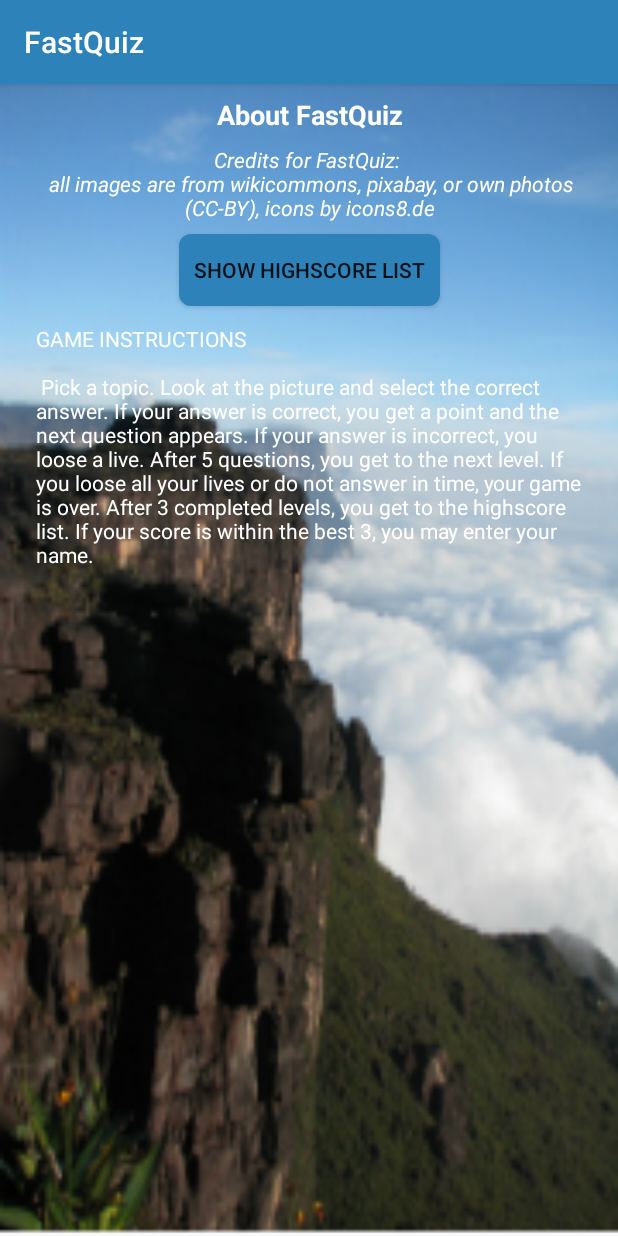
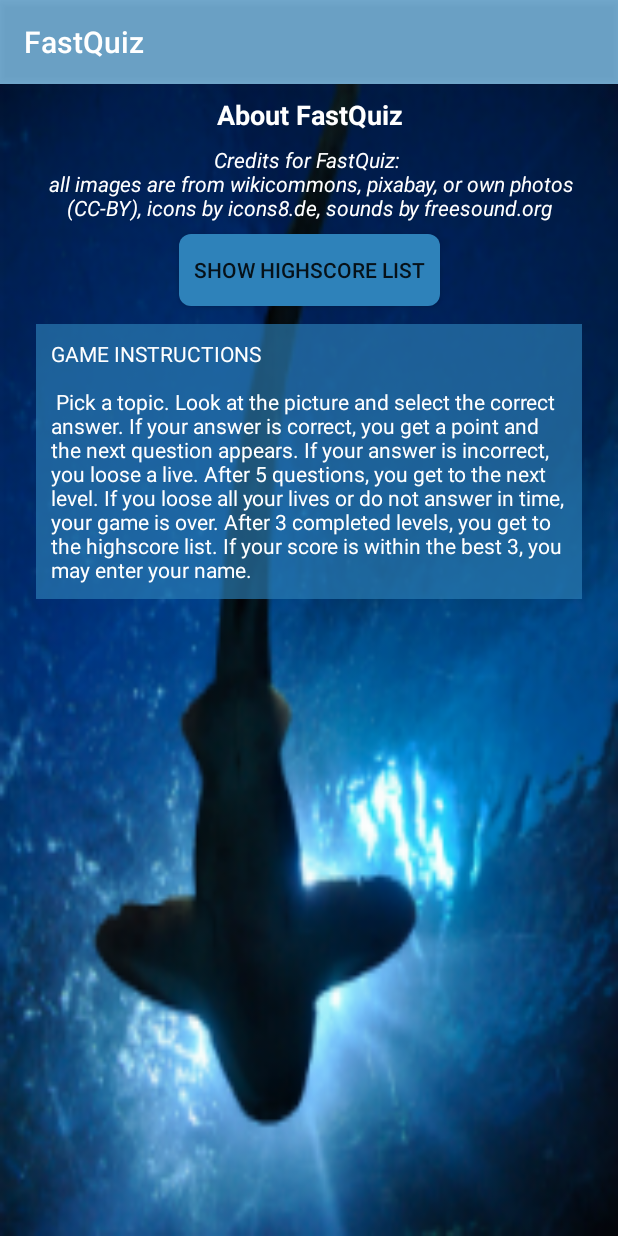
Before and after one commit to kathrin77/QuickPic, an Android app: the screen it shows after launch (AboutActivity), on a phone screen of 412 x 824 dp. Run offline under Robolectric (Android 15) with nearby library versions, the phone set to English and light mode, and no system bars.

Commit message:
About angepasst (Hintergrundbild, credits)

```diff
--- a/app/src/main/res/layout/activity_about.xml
+++ b/app/src/main/res/layout/activity_about.xml
@@ -19,10 +19,13 @@
                 android:id="@+id/tvInstructions"
                 android:layout_width="0dp"
                 android:layout_height="wrap_content"
+                android:layout_gravity="start"
                 android:layout_marginBottom="8dp"
                 android:layout_marginEnd="24dp"
                 android:layout_marginStart="24dp"
                 android:layout_marginTop="4dp"
+                android:background="@color/colorPrimary"
+                android:padding="10dp"
                 android:text="@string/instructions"
                 android:textAlignment="textStart"
                 android:textAllCaps="false"
@@ -35,8 +38,7 @@
                 app:layout_constraintTop_toBottomOf="@+id/btnhighscore"
                 app:layout_constraintVertical_bias="0.05"
                 tools:text="@string/instructions"
-                tools:textAlignment="viewStart"
-                android:layout_gravity="start" />
+                tools:textAlignment="viewStart" />
 
             <TextView
                 android:id="@+id/tvAbout"
--- a/app/src/main/res/values/colors.xml
+++ b/app/src/main/res/values/colors.xml
@@ -1,6 +1,6 @@
 <?xml version="1.0" encoding="utf-8"?>
 <resources>
-    <color name="colorPrimary">#2e82ba</color>
+    <color name="colorPrimary">#a42e82ba</color>
     <color name="colorPrimaryDark">#3e8abc</color>
     <color name="colorAccent">#FF4081</color>
     <color name="toast_background_color">#3e8abc</color>
--- a/app/src/main/res/values/strings.xml
+++ b/app/src/main/res/values/strings.xml
@@ -33,7 +33,7 @@
         After 3 completed levels, you get to the highscore list. If your score is within the best 3, you may enter your name.
     </string>
     <string name="credits">Credits for FastQuiz:
-        \n all images are from wikicommons, pixabay, or own photos (CC-BY), icons by icons8.de
+        \n all images are from wikicommons, pixabay, or own photos (CC-BY), icons by icons8.de, sounds by freesound.org
     </string>
     <string name="btnhighscore">show highscore list</string>
 
```
Also changed, not shown: app/src/main/res/drawable-hdpi/aboutquickpic.png, app/src/main/res/drawable-mdpi/aboutquickpic.png, app/src/main/res/drawable-xhdpi/aboutquickpic.png, app/src/main/res/drawable-xxhdpi/aboutquickpic.png, 1 other file.
